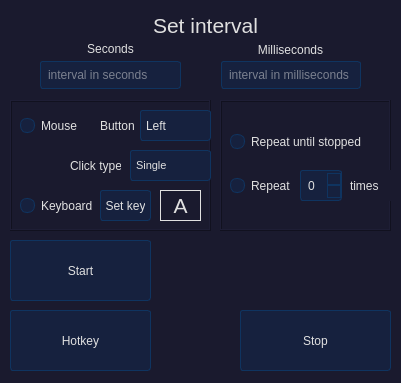
Old version of the form src/assets/uiFiles/autoclickerUI.ui in the repository 1tzAzeee/AutoClicker.
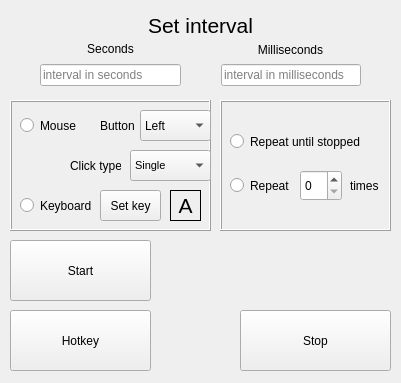
New version of the form. Icons and pictures are not drawn.

Patch:
```diff
--- a/src/assets/uiFiles/autoclickerUI.ui
+++ b/src/assets/uiFiles/autoclickerUI.ui
@@ -14,86 +14,7 @@
    <string>AutoClicker</string>
   </property>
   <property name="styleSheet">
-   <string notr="true">QWidget {
-    background-color: #1a1a2e;
-    color: #e0e0e0;
-}
-
-QPushButton {
-    background-color: #16213e;
-    border: 1px solid #0f3460;
-    color: #e0e0e0;
-    padding: 5px;
-    border-radius: 3px;
-}
-QPushButton:hover {
-    background-color: #3a86ff;
-}
-QPushButton:pressed {
-    background-color: #0f3460;
-}
-
-QPushButton:disabled {
-    background-color: #2c303d
-}
-
-QRadioButton {
-    color: #e0e0e0;
-}
-QRadioButton::indicator {
-    width: 13px;
-    height: 13px;
-    border: 1px solid #0f3460;
-    border-radius: 7px;
-}
-QRadioButton::indicator:checked {
-    background-color: #3a86ff;
-}
-QRadioButton::indicator:unchecked {
-    background-color: #16213e;
-}
-
-QComboBox {
-    background-color: #16213e;
-    border: 1px solid #0f3460;
-    color: #e0e0e0;
-    padding: 5px;
-    border-radius: 3px;
-}
-QComboBox::drop-down {
-    border: none;
-}
-QComboBox QAbstractItemView {
-    background-color: #16213e;
-    color: #e0e0e0;
-    selection-background-color: #3a86ff;
-}
-
-QLineEdit {
-    background-color: #16213e;
-    border: 1px solid #0f3460;
-    color: #e0e0e0;
-    padding: 5px;
-    border-radius: 3px;
-}
-QLineEdit:focus {
-    border: 1px solid #3a86ff;
-}
-
-QSpinBox {
-    background-color: #16213e;
-    border: 1px solid #0f3460;
-    color: #e0e0e0;
-    padding: 5px;
-    border-radius: 3px;
-}
-QSpinBox::up-button, QSpinBox::down-button {
-    background-color: #16213e;
-    border: 1px solid #0f3460;
-}
-QSpinBox::up-button:hover, QSpinBox::down-button:hover {
-    background-color: #3a86ff;
-}</string>
+   <string notr="true"/>
   </property>
   <widget class="QPushButton" name="startButton">
    <property name="geometry">
@@ -216,9 +137,9 @@
   <widget class="QLabel" name="setIntervalLabel">
    <property name="geometry">
     <rect>
-     <x>10</x>
+     <x>0</x>
      <y>10</y>
-     <width>391</width>
+     <width>401</width>
      <height>31</height>
     </rect>
    </property>
@@ -283,7 +204,7 @@
      <rect>
       <x>90</x>
       <y>90</y>
-      <width>51</width>
+      <width>61</width>
       <height>31</height>
      </rect>
     </property>
@@ -324,9 +245,9 @@
    <widget class="QLabel" name="keyLabel">
     <property name="geometry">
      <rect>
-      <x>150</x>
+      <x>160</x>
       <y>90</y>
-      <width>41</width>
+      <width>31</width>
       <height>31</height>
      </rect>
     </property>
@@ -388,7 +309,7 @@
      <rect>
       <x>10</x>
       <y>10</y>
-      <width>61</width>
+      <width>71</width>
       <height>31</height>
      </rect>
     </property>
@@ -407,101 +328,7 @@
     </rect>
    </property>
    <property name="styleSheet">
-    <string notr="true">/* Основной стиль для всего приложения */
-QWidget {
-    background-color: #1a1a2e;
-    color: #e0e0e0;
-}
-
-/* Стиль для кнопок QPushButton с градиентом */
-QPushButton {
-    background: qlineargradient(x1:0, y1:0, x2:0, y2:1,
-                                stop:0 #16213e, stop:1 #4da6ff);
-    border: 1px solid #0f3460;
-    color: #e0e0e0;
-    padding: 5px;
-    border-radius: 3px;
-}
-QPushButton:hover {
-    background: qlineargradient(x1:0, y1:0, x2:0, y2:1,
-                                stop:0 #3a86ff, stop:1 #4da6ff);
-}
-QPushButton:pressed {
-    background: qlineargradient(x1:0, y1:0, x2:0, y2:1,
-                                stop:0 #0f3460, stop:1 #3a86ff);
-}
-/* СТИЛЬ ДЛЯ ОТКЛЮЧЕННЫХ КНОПОК */
-QPushButton:disabled {
-    background: qlineargradient(x1:0, y1:0, x2:0, y2:1,
-                                stop:0 #2a2a3e, stop:1 #3d4b5d);
-    border: 1px solid #1c1c3a;
-    color: #7a7a8c;
-}
-
-/* Стиль для радиокнопок QRadioButton */
-QRadioButton {
-    color: #e0e0e0;
-}
-QRadioButton::indicator {
-    width: 13px;
-    height: 13px;
-    border: 1px solid #0f3460;
-    border-radius: 7px;
-}
-QRadioButton::indicator:checked {
-    background-color: #4da6ff;
-}
-QRadioButton::indicator:unchecked {
-    background-color: #16213e;
-}
-
-/* Стиль для выпадающих списков QComboBox */
-QComboBox {
-    background-color: #16213e;
-    border: 1px solid #0f3460;
-    color: #e0e0e0;
-    padding: 5px;
-    border-radius: 3px;
-}
-QComboBox::drop-down {
-    border: none;
-}
-QComboBox::down-arrow {
-    /* Можно указать путь к иконке: image: url(path/to/down_arrow.png); */
-}
-QComboBox QAbstractItemView {
-    background-color: #16213e;
-    color: #e0e0e0;
-    selection-background-color: #4da6ff;
-}
-
-/* Стиль для полей ввода QLineEdit */
-QLineEdit {
-    background-color: #16213e;
-    border: 1px solid #0f3460;
-    color: #e0e0e0;
-    padding: 5px;
-    border-radius: 3px;
-}
-QLineEdit:focus {
-    border: 1px solid #4da6ff;
-}
-
-/* Стиль для числовых полей QSpinBox */
-QSpinBox {
-    background-color: #16213e;
-    border: 1px solid #0f3460;
-    color: #e0e0e0;
-    padding: 5px;
-    border-radius: 3px;
-}
-QSpinBox::up-button, QSpinBox::down-button {
-    background-color: #16213e;
-    border: 1px solid #0f3460;
-}
-QSpinBox::up-button:hover, QSpinBox::down-button:hover {
-    background-color: #4da6ff;
-}</string>
+    <string notr="true"/>
    </property>
    <property name="frameShape">
     <enum>QFrame::Box</enum>
@@ -527,7 +354,7 @@
      <rect>
       <x>10</x>
       <y>26</y>
-      <width>131</width>
+      <width>141</width>
       <height>31</height>
      </rect>
     </property>
```
Left out of the diff: 4 changed lines with no effect on the pictures.
